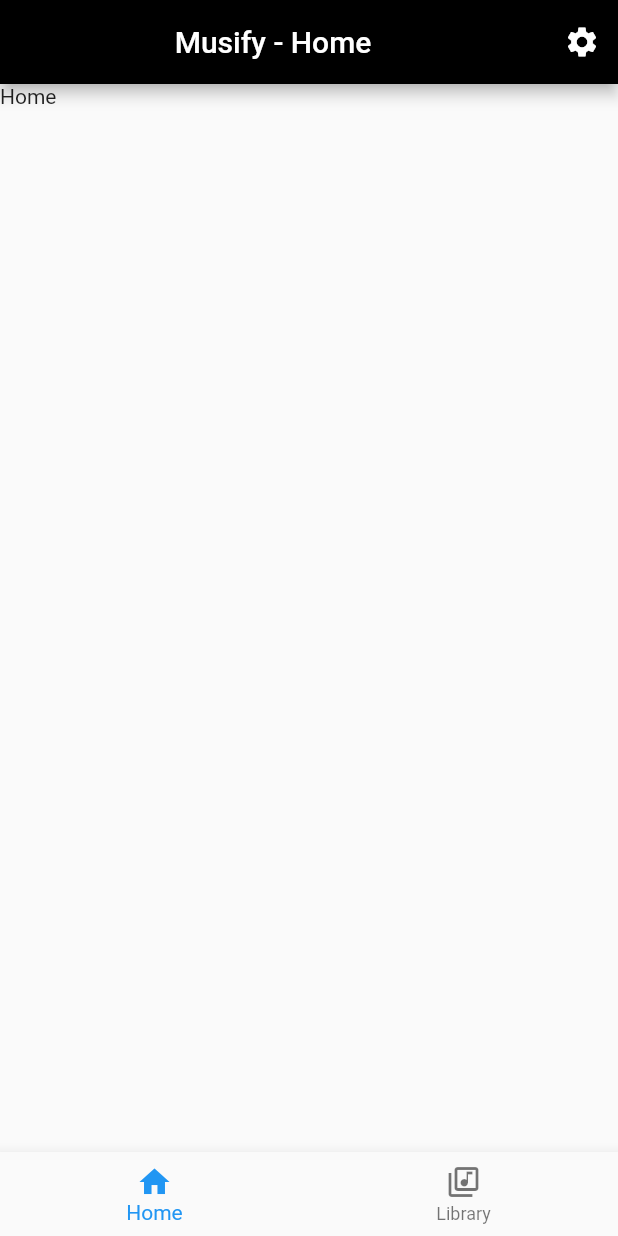
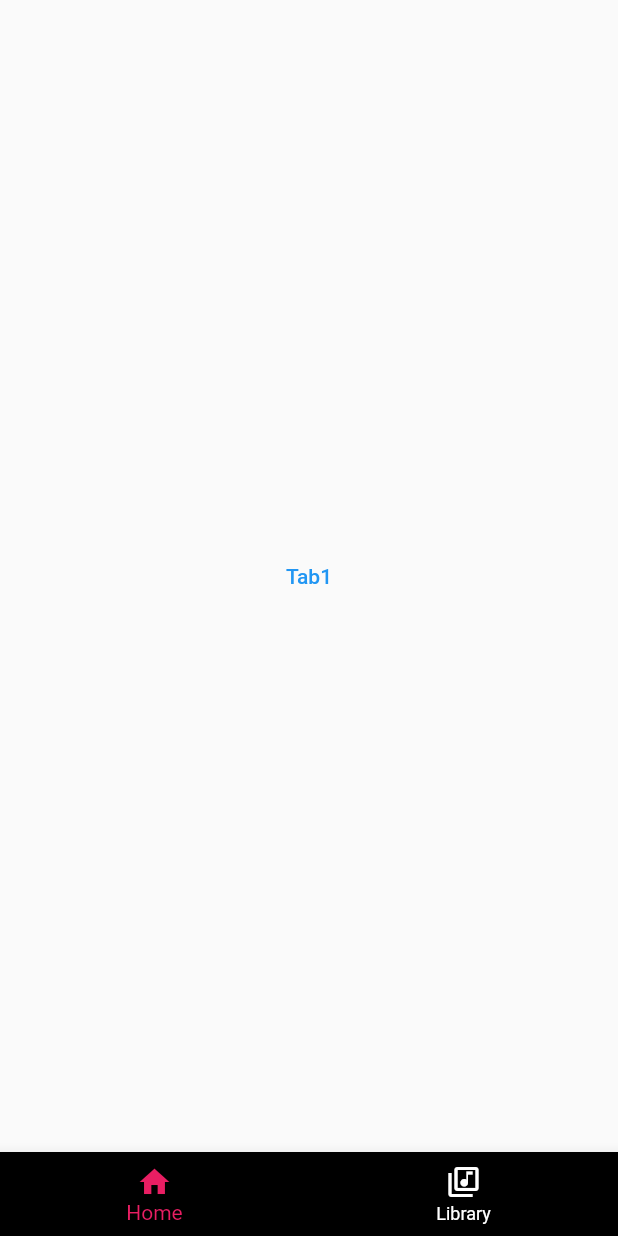
Before and after one commit to mrinfinidy/musify, a Flutter app: the screen it shows after launch, on a phone screen of 412 x 824 dp. Run offline on Flutter 3.47's test engine with Material 2 defaults, Android fonts, the phone set to English and light mode, and no system bars.

Commit message:
Persisten bottom navigation bar

```diff
--- a/lib/appBar/appBar.dart
+++ /dev/null
@@ -1,43 +0,0 @@
-import 'package:flutter/material.dart';
-import 'package:musify/pages/settings.dart';
-
-class AppBarComponent {
-    static getAppBarComponent(int currentPageIndex, Function(void) setCurrenPageIndex) {
-        String _pageTitle = '';
-
-        switch (currentPageIndex) {
-            case 0:
-                _pageTitle = 'Musify - Home';
-                break;
-            case 1:
-                _pageTitle = 'Musify - Library';
-                break;
-            case 2:
-                _pageTitle = 'Musify - Settings';
-                break;
-          default:
-                _pageTitle = 'Musify';
-        }
-
-        return AppBar(
-            backgroundColor: Colors.black,
-            title: Center(
-                child: Text(_pageTitle),
-            ),
-            actions: <Widget>[
-                IconButton(
-                    icon: const Icon(Icons.settings),
-                    onPressed: () {
-                        /*
-                        Navigator.push(
-                            context,
-                            MaterialPageRoute(builder: (context) => const Settings()),
-                        );
-                        */
-                        setCurrenPageIndex(2);
-                    },
-                ),
-            ],
-        );
-    }
-}
--- a/lib/bottomNavigation/bottomNavigation.dart
+++ b/lib/bottomNavigation/bottomNavigation.dart
@@ -1,20 +1,75 @@
 import 'package:flutter/material.dart';
 
-class BottomNavigation {
-    static BottomNavigationBar getBottomNavigation(int currentNavIndex,Function(void) setCurrentNavIndex) {
-        return BottomNavigationBar(
-            items: const <BottomNavigationBarItem>[
-                BottomNavigationBarItem(
-                    icon: Icon(Icons.home),
-                    label: 'Home',
+class BottomNavigation extends StatefulWidget {
+    final List<BottomNavigationTab> items;
+
+    const BottomNavigation({
+        Key? key,
+        required this.items
+    }) : super(key: key);
+
+    @override
+    _BottomNavigationState createState() => _BottomNavigationState();
+}
+
+class _BottomNavigationState extends State<BottomNavigation> {
+    int _selectedTab = 0;
+
+    @override
+    Widget build(BuildContext context) {
+        return WillPopScope(
+            onWillPop: () async {
+                if (widget.items[_selectedTab].navigatorKey?.currentState?.canPop() ?? false) {
+                    widget.items[_selectedTab].navigatorKey?.currentState?.pop();
+                    return false;
+                } else {
+                    return true;
+                }
+            },
+            child: Scaffold(
+                body: IndexedStack(
+                    index: _selectedTab,
+                    children: widget.items.map((page) => Navigator(
+                        key: page.navigatorKey,
+                        onGenerateInitialRoutes: ((navigator, initialRoute) {
+                            return [ MaterialPageRoute(builder: (context) => page.tab) ];
+                        }),
+                    )).toList(),
                 ),
-                BottomNavigationBarItem(
-                    icon: Icon(Icons.my_library_music_outlined),
-                    label: 'Library',
+                bottomNavigationBar: BottomNavigationBar(
+                    backgroundColor: Colors.black,
+                    currentIndex: _selectedTab,
+                    onTap: (tabIndex) {
+                        if (tabIndex == _selectedTab) {
+                            widget.items[tabIndex].navigatorKey?.currentState?.popUntil((route) => route.isFirst);
+                        } else {
+                            setState(() {
+                                _selectedTab = tabIndex;
+                            });
+                        }
+                    },
+                    selectedItemColor: Colors.pink,
+                    unselectedItemColor: Colors.white,
+                    items: widget.items.map((bottomNavItem) => BottomNavigationBarItem(
+                        icon: Icon(bottomNavItem.icon),
+                        label: bottomNavItem.title,
+                    )).toList(),
                 ),
-            ],
-            currentIndex: currentNavIndex,
-            onTap: setCurrentNavIndex,
+            ),
         );
     }
 }
+
+class BottomNavigationTab {
+    final Widget tab;
+    final GlobalKey<NavigatorState>? navigatorKey;
+    final String title;
+    final IconData icon;
+
+    BottomNavigationTab({
+        required this.tab,
+        this.navigatorKey,
+        required this.title,
+        required this.icon,
+    });
+}
--- a/lib/main.dart
+++ b/lib/main.dart
@@ -1,12 +1,9 @@
 import 'package:flutter/material.dart';
-
-import 'pages/pages.dart';
-import 'appBar/appBar.dart';
-import 'bottomNavigation/bottomNavigation.dart';
-
+import 'package:musify/bottomNavigation/bottomNavigation.dart';
+import 'package:musify/pages/musifyPage.dart';
 
 void main() {
-    runApp( const Musify() );
+    runApp( Musify() );
 }
 
 class Musify extends StatefulWidget {
@@ -17,33 +14,40 @@ class Musify extends StatefulWidget {
 }
 
 class _MusifyState extends State<Musify> {
-    int currentPageIndex = 0;
-    int currentNavIndex = 0;
-    String pageTitle = 'Musify - Home';
+    final int _index = 0;
 
-    void setCurrentNavIndex(navIndex) {
-        setState(() {
-            currentNavIndex = navIndex;
-            currentPageIndex = currentNavIndex;
-        });
-    }
+    final List<Widget> _body = [
+        const MusifyPage(
+            text: 'Tab1',
+        ),
+        const MusifyPage(
+            text: 'Tab2',
+        ),
+    ];
 
-    void setCurrentPageIndex(pageIndex) {
-        setState(() {
-            currentPageIndex = pageIndex;
-        });
-    }
-
+    final _homeNavigatorKey = GlobalKey<NavigatorState>();
+    final _libraryNavigatorKey = GlobalKey<NavigatorState>();
 
     @override
     Widget build(BuildContext context) {
         return MaterialApp(
-            home: Builder(
-                builder: (context) => Scaffold(
-                    appBar: AppBarComponent.getAppBarComponent(currentPageIndex, setCurrentPageIndex),
-                    body: PageComponent.getPageComponent(currentPageIndex),
-                    bottomNavigationBar: BottomNavigation.getBottomNavigation(currentNavIndex, setCurrentNavIndex),
+            home: Scaffold(
+                bottomNavigationBar: BottomNavigation(
+            items:[
+                BottomNavigationTab(
+                    tab: _body[0],
+                    icon: Icons.home,
+                    title: 'Home',
+                    navigatorKey: _homeNavigatorKey,
                 ),
+                BottomNavigationTab(
+                    tab: _body[1],
+                    title: 'Library',
+                    icon: Icons.my_library_music_outlined,
+                    navigatorKey: _libraryNavigatorKey,
+                )
+            ]
+        ),
             ),
         );
     }
--- a/lib/pages/home.dart
+++ /dev/null
@@ -1,7 +0,0 @@
-import 'package:flutter/widgets.dart';
-
-class HomeWidget {
-    static Widget getHomeWidget() {
-        return const Text('Home');
-    }
-}
--- a/lib/pages/library.dart
+++ /dev/null
@@ -1,7 +0,0 @@
-import 'package:flutter/widgets.dart';
-
-class LibraryWidget {
-    static Widget getLibraryWidget() {
-        return const Text('Library');
-    }
-}
--- /dev/null
+++ b/lib/pages/musifyPage.dart
@@ -0,0 +1,53 @@
+import 'package:flutter/material.dart';
+
+class MusifyPage extends StatefulWidget {
+    final String text;
+    const MusifyPage({super.key, required this.text});
+
+    @override
+    State<MusifyPage> createState() => _MusifyState();
+}
+
+class _MusifyState extends State<MusifyPage> {
+    @override
+    Widget build(BuildContext context) {
+        return Scaffold(
+            body: Center(
+                child: TextButton(
+                    onPressed: (() => Navigator.push(context,
+                        MaterialPageRoute(builder: (_) => HomeTab(
+                            text: widget.text
+                        )),
+                    )),
+                    child: Text(
+                        widget.text,
+                    ),
+                ),
+            ),
+        );
+    }
+}
+
+class HomeTab extends StatefulWidget {
+    final String text;
+    const HomeTab({super.key, required this.text});
+
+    @override
+    State<HomeTab> createState() => _HomeTabeState();
+}
+
+class _HomeTabeState extends State<HomeTab> {
+    @override
+    Widget build(BuildContext context) {
+        return Scaffold(
+            appBar: AppBar(
+                title: const Text('Musify'),
+                backgroundColor: Colors.black,
+                foregroundColor: Colors.pink,
+            ),
+            body: Center(
+                child: Text('Inside' + widget.text),
+            ),
+        );
+    }
+}
--- a/lib/pages/pages.dart
+++ /dev/null
@@ -1,16 +0,0 @@
-import 'package:flutter/widgets.dart';
-import 'home.dart';
-import 'library.dart';
-import 'settings.dart';
-
-class PageComponent {
-    static Widget getPageComponent(selectedPageIndex) {
-        List<Widget> widgetOptions = <Widget>[
-            HomeWidget.getHomeWidget(),
-            LibraryWidget.getLibraryWidget(),
-            Settings.getSettings(),
-        ];
-
-        return widgetOptions.elementAt(selectedPageIndex);
-    }
-}
--- a/lib/pages/settings.dart
+++ /dev/null
@@ -1,21 +0,0 @@
-import 'package:flutter/material.dart';
-import 'package:musify/appBar/appBar.dart';
-import 'package:musify/bottomNavigation/bottomNavigation.dart';
-
-class Settings {
-    static Widget getSettings() {
-        return ListView(
-            children: <Widget>[
-                ListTile(
-                     title: Text('item 1'),
-                ),
-                ListTile(
-                    title: Text('item 2'),
-                ),
-                ListTile(
-                    title: Text('item 3'),
-                ),
-             ],
-        );
-    }
-}
```
